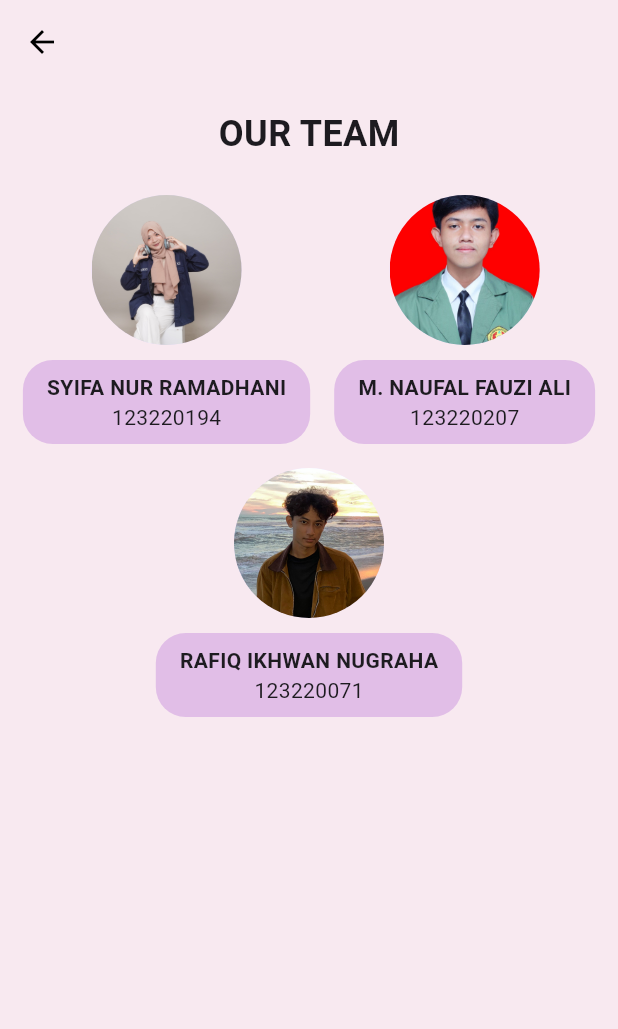
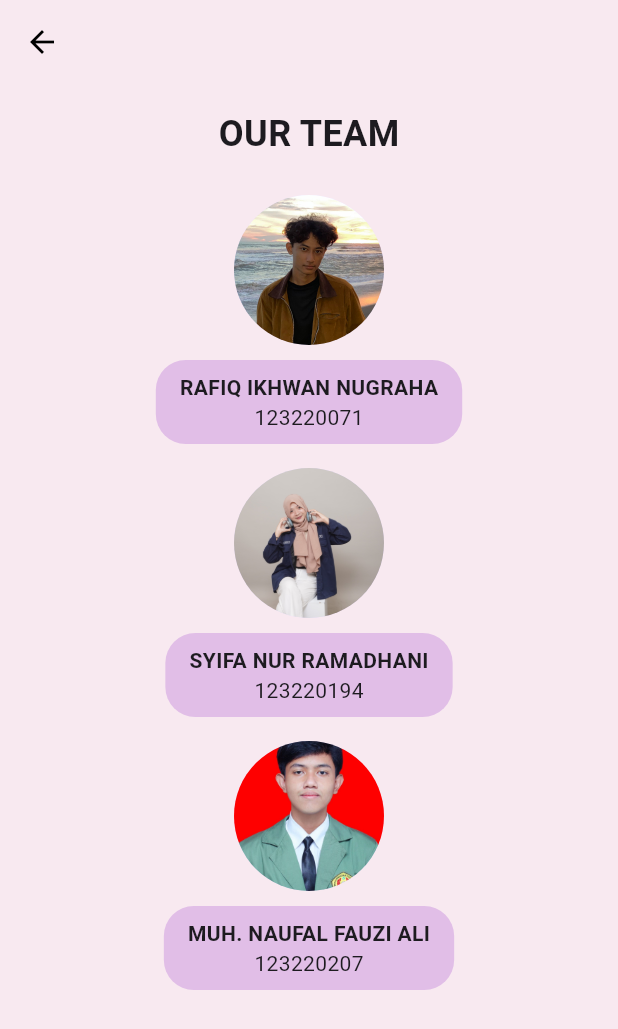
Before and after one commit to nafalf/TPM_Project-1-Kalkulator-Mobile, a Flutter app: the OurTeamPage screen opened directly, on a phone screen of 412 x 824 dp. Shown: the top 1029 px of the screen. Run offline on Flutter 3.47's test engine with Material 3 defaults, Android fonts, the phone set to English and light mode, and no system bars.

Commit message:
Mengubah our_team.dart menjadi vertikal

```diff
--- a/lib/our_team.dart
+++ b/lib/our_team.dart
@@ -1,4 +1,5 @@
 import 'package:flutter/material.dart';
+
 
 class OurTeamPage extends StatelessWidget {
   const OurTeamPage({super.key});
@@ -31,12 +32,10 @@ class OurTeamPage extends StatelessWidget {
               children: [
                 Row(
                   mainAxisAlignment: MainAxisAlignment.center,
-                  children: [
-                    _buildTeamMember("assets/profile.jpg", "SYIFA NUR RAMADHANI", "123220194"),
-                    _buildTeamMember("assets/profile2.jpg", "M. NAUFAL FAUZI ALI", "123220207"),
-                  ],
                 ),
                 _buildTeamMember("assets/profile3.jpg", "RAFIQ IKHWAN NUGRAHA", "123220071"),
+                _buildTeamMember("assets/profile.jpg", "SYIFA NUR RAMADHANI", "123220194"),
+                _buildTeamMember("assets/profile2.jpg", "MUH. NAUFAL FAUZI ALI", "123220207"),
               ],
             ),
           ),
```
